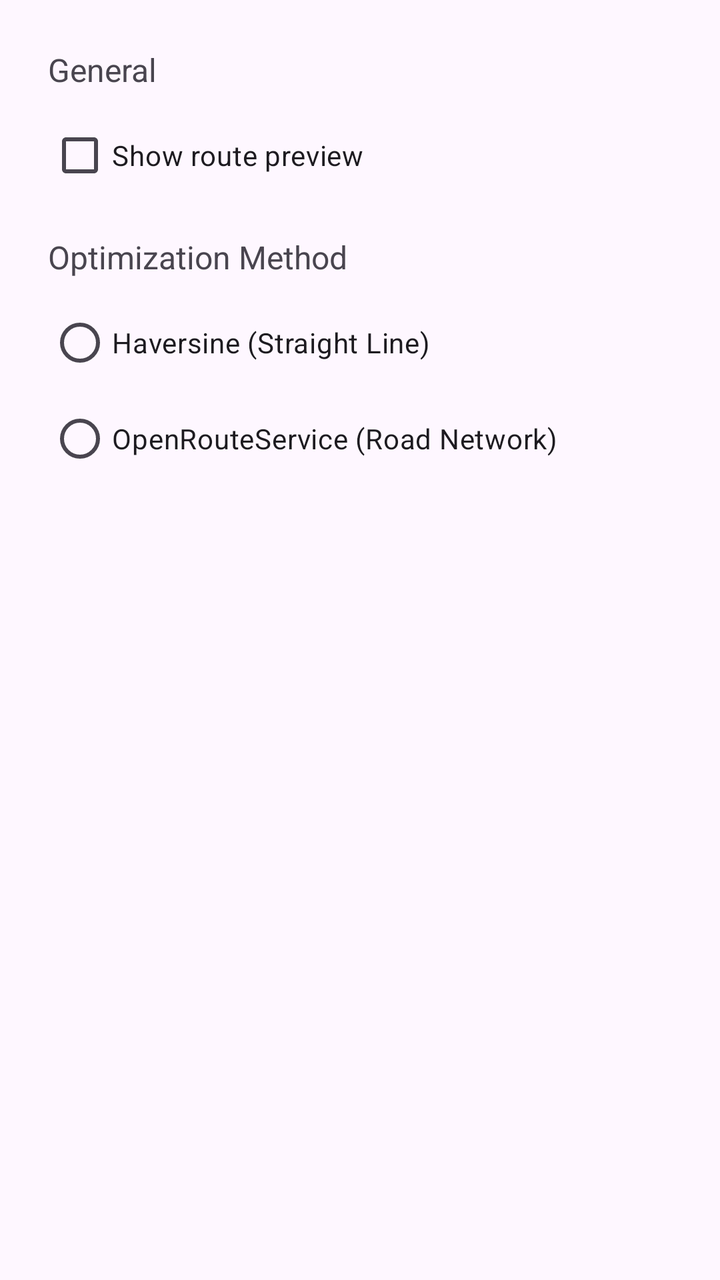
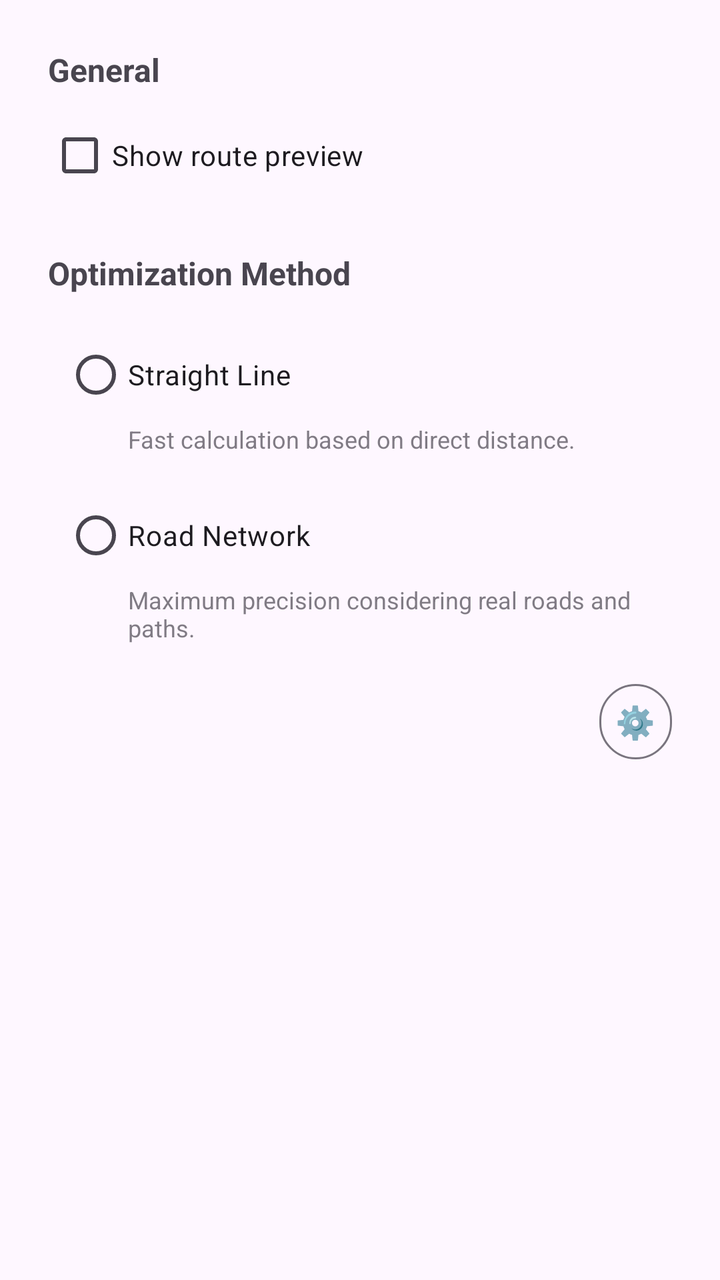

An Android layout rendered at two revisions. The XML below is the earlier revision; the diff shows what the commit changed to produce the second picture.
<!-- AndroidManifest.xml: application theme Theme.RouteoptimizerForGoogleMaps -->
<!-- res/layout/dialog_settings.xml -->
<?xml version="1.0" encoding="utf-8"?>
<LinearLayout xmlns:android="http://schemas.android.com/apk/res/android"
    android:layout_width="match_parent"
    android:layout_height="wrap_content"
    android:orientation="vertical"
    android:padding="24dp">

    
    <TextView
        android:id="@+id/tvGeneralLabel"
        android:layout_width="match_parent"
        android:layout_height="wrap_content"
        android:paddingBottom="8dp"
        android:text="@string/settings_section_general"
        android:textSize="16sp" />

    <CheckBox
        android:id="@+id/checkBoxShowPreview"
        android:layout_width="match_parent"
        android:layout_height="wrap_content"
        android:text="@string/settings_show_preview" />

    
    <TextView
        android:id="@+id/tvMethodLabel"
        android:layout_width="match_parent"
        android:layout_height="wrap_content"
        android:paddingTop="16dp"
        android:paddingBottom="8dp"
        android:text="@string/settings_section_optimization_method"
        android:textSize="16sp" />

    <RadioGroup
        android:id="@+id/radioGroupOptimizationMethod"
        android:layout_width="match_parent"
        android:layout_height="wrap_content">

        <RadioButton
            android:id="@+id/rbHaversine"
            android:layout_width="match_parent"
            android:layout_height="wrap_content"
            android:text="@string/settings_method_haversine" />

        <RadioButton
            android:id="@+id/rbOrs"
            android:layout_width="match_parent"
            android:layout_height="wrap_content"
            android:text="@string/settings_method_ors" />
    </RadioGroup>
</LinearLayout>
<!-- resources referenced by this layout -->
<resources>
  <string name="settings_method_haversine">Haversine (Straight Line)</string>
  <string name="settings_method_ors">OpenRouteService (Road Network)</string>
  <string name="settings_section_general">General</string>
  <string name="settings_section_optimization_method">Optimization Method</string>
  <string name="settings_show_preview">Show route preview</string>
  <style name="Theme.RouteoptimizerForGoogleMaps" parent="Base.Theme.RouteoptimizerForGoogleMaps" />
  <style name="Base.Theme.RouteoptimizerForGoogleMaps" parent="Theme.Material3.DayNight">
          
          
      </style>
</resources>

<!-- the commit's change to res/layout/dialog_settings.xml (unified diff, before → after) -->
@@ -12,7 +12,8 @@
         android:layout_height="wrap_content"
         android:paddingBottom="8dp"
         android:text="@string/settings_section_general"
-        android:textSize="16sp" />
+        android:textSize="16sp"
+        android:textStyle="bold" />
 
     <CheckBox
         android:id="@+id/checkBoxShowPreview"
@@ -25,26 +26,76 @@
         android:id="@+id/tvMethodLabel"
         android:layout_width="match_parent"
         android:layout_height="wrap_content"
-        android:paddingTop="16dp"
+        android:paddingTop="24dp"
         android:paddingBottom="8dp"
         android:text="@string/settings_section_optimization_method"
-        android:textSize="16sp" />
+        android:textSize="16sp"
+        android:textStyle="bold" />
 
-    <RadioGroup
-        android:id="@+id/radioGroupOptimizationMethod"
+    
+    <LinearLayout
+        android:id="@+id/layoutHaversine"
         android:layout_width="match_parent"
-        android:layout_height="wrap_content">
+        android:layout_height="wrap_content"
+        android:clickable="true"
+        android:focusable="true"
+        android:orientation="vertical"
+        android:padding="8dp">
 
         <RadioButton
             android:id="@+id/rbHaversine"
             android:layout_width="match_parent"
             android:layout_height="wrap_content"
+            android:clickable="false"
             android:text="@string/settings_method_haversine" />
+
+        <TextView
+            android:layout_width="match_parent"
+            android:layout_height="wrap_content"
+            android:layout_marginStart="32dp"
+            android:alpha="0.7"
+            android:text="@string/settings_method_haversine_desc"
+            android:textSize="12sp" />
+    </LinearLayout>
+
+    
+    <LinearLayout
+        android:id="@+id/layoutOrs"
+        android:layout_width="match_parent"
+        android:layout_height="wrap_content"
+        android:clickable="true"
+        android:focusable="true"
+        android:orientation="vertical"
+        android:padding="8dp">
 
         <RadioButton
             android:id="@+id/rbOrs"
             android:layout_width="match_parent"
             android:layout_height="wrap_content"
+            android:clickable="false"
             android:text="@string/settings_method_ors" />
-    </RadioGroup>
+
+        <TextView
+            android:id="@+id/tvOrsDesc"
+            android:layout_width="match_parent"
+            android:layout_height="wrap_content"
+            android:layout_marginStart="32dp"
+            android:alpha="0.7"
+            android:text="@string/settings_method_ors_desc"
+            android:textSize="12sp" />
+    </LinearLayout>
+
+    <com.google.android.material.button.MaterialButton
+        android:id="@+id/btnConfigureOrs"
+        style="?attr/materialButtonOutlinedStyle"
+        android:layout_width="wrap_content"
+        android:layout_height="wrap_content"
+        android:layout_gravity="end"
+        android:layout_marginTop="8dp"
+        android:minWidth="0dp"
+        android:minHeight="0dp"
+        android:padding="8dp"
+        android:text="⚙️"
+        android:textSize="16sp" />
+
 </LinearLayout>
<!-- resource entries referenced after the edit -->
@@ -1,7 +1,9 @@
 <!-- resources referenced by this layout -->
 <resources>
-  <string name="settings_method_haversine">Haversine (Straight Line)</string>
-  <string name="settings_method_ors">OpenRouteService (Road Network)</string>
+  <string name="settings_method_haversine">Straight Line</string>
+  <string name="settings_method_haversine_desc">Fast calculation based on direct distance.</string>
+  <string name="settings_method_ors">Road Network</string>
+  <string name="settings_method_ors_desc">Maximum precision considering real roads and paths.</string>
   <string name="settings_section_general">General</string>
   <string name="settings_section_optimization_method">Optimization Method</string>
   <string name="settings_show_preview">Show route preview</string>
